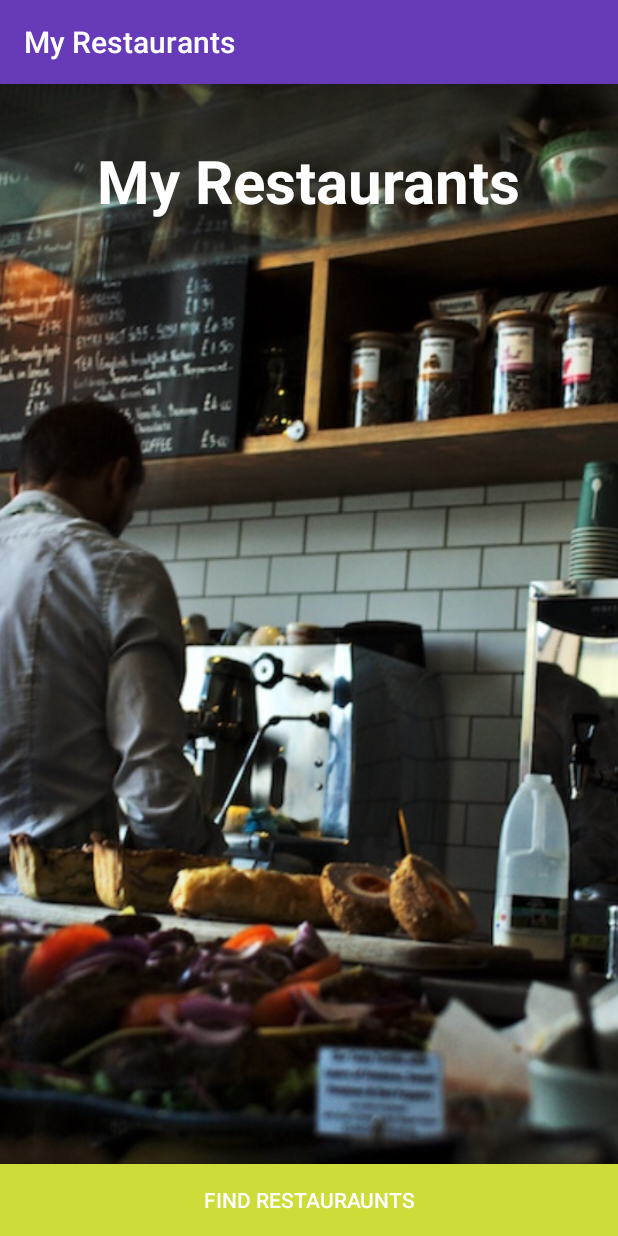
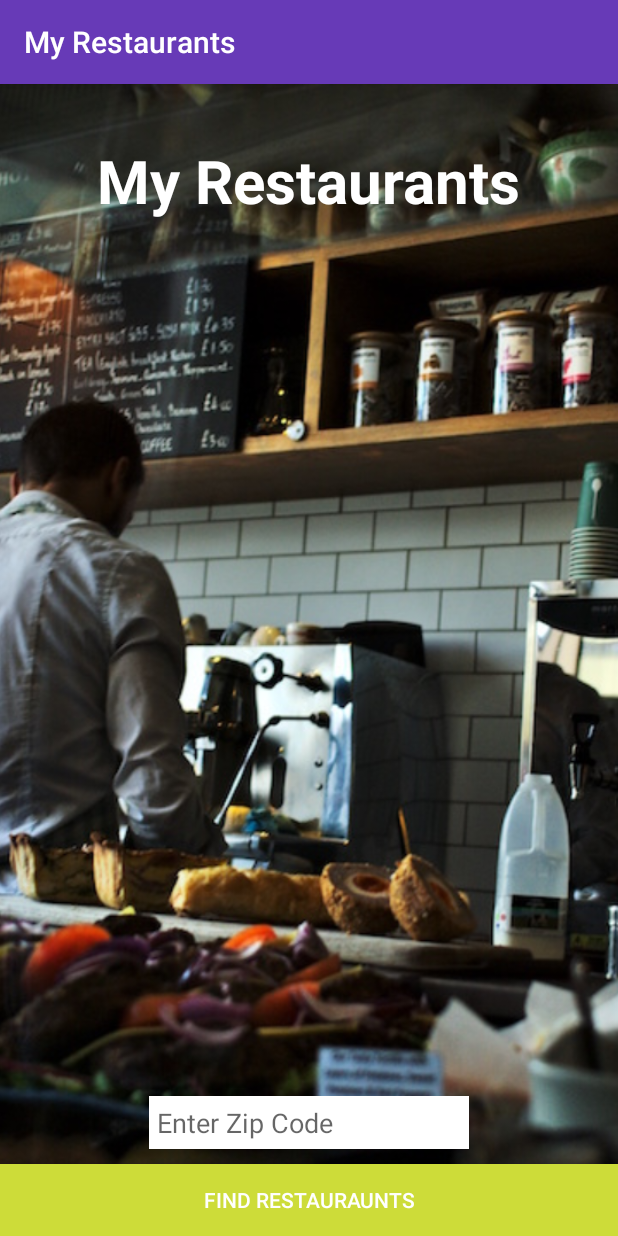
Before and after one commit to vrdlc/Android-MyRestaurants, an Android app: the screen it shows after launch (MainActivity), on a phone screen of 412 x 824 dp. Run offline under Robolectric (Android 15) with nearby library versions, the phone set to English and light mode, and no system bars.

```diff
--- a/app/src/main/AndroidManifest.xml
+++ b/app/src/main/AndroidManifest.xml
@@ -15,6 +15,7 @@
                 <category android:name="android.intent.category.LAUNCHER" />
             </intent-filter>
         </activity>
+        <activity android:name=".RestaurantActivity"></activity>
     </application>
 
 </manifest>
--- a/app/src/main/java/com/epicodus/myrestaurants/MainActivity.java
+++ b/app/src/main/java/com/epicodus/myrestaurants/MainActivity.java
@@ -1,14 +1,35 @@
 package com.epicodus.myrestaurants;
 
+import android.content.Intent;
 import android.support.v7.app.AppCompatActivity;
 import android.os.Bundle;
+import android.util.Log;
+import android.view.View;
+import android.widget.Button;
+import android.widget.EditText;
+import android.widget.Toast;
 
 public class MainActivity extends AppCompatActivity {
+    private static final String TAG = MainActivity.class.getSimpleName();
+    private Button mFindRestaurantsButton;
+    private EditText mLocationEditText;
 
     @Override
     protected void onCreate(Bundle savedInstanceState) {
         super.onCreate(savedInstanceState);
         setContentView(R.layout.activity_main);
+
+        mLocationEditText = (EditText) findViewById(R.id.locationEditText);
+        mFindRestaurantsButton = (Button) findViewById(R.id.findRestaurantsButton);
+        mFindRestaurantsButton.setOnClickListener(new View.OnClickListener() {
+            @Override
+            public void onClick(View v) {
+                String location = mLocationEditText.getText().toString();
+                Intent intent = new Intent(MainActivity.this, RestaurantActivity.class);
+                intent.putExtra("location", location);
+                startActivity(intent);
+            }
+        });
     }
 
 }
--- a/app/src/main/res/layout/activity_main.xml
+++ b/app/src/main/res/layout/activity_main.xml
@@ -19,7 +19,7 @@
         android:layout_width="wrap_content"
         android:layout_height="wrap_content"
         android:text="My Restaurants"
-        android:id="@+id/textView"
+        android:id="@+id/myRestaurantsTextView"
         android:textSize="40sp"
         android:textStyle="bold"
         android:textColor="@color/colorIcons"
@@ -37,5 +37,18 @@
         android:background="@color/colorAccent"
         android:textColor="@color/colorIcons" />
 
+    <EditText
+        android:layout_width="wrap_content"
+        android:layout_height="wrap_content"
+        android:inputType="phone"
+        android:ems="10"
+        android:id="@+id/locationEditText"
+        android:background="@color/colorIcons"
+        android:layout_above="@+id/findRestaurantsButton"
+        android:layout_marginBottom="10dp"
+        android:padding="5dp"
+        android:hint="Enter Zip Code"
+        android:layout_centerHorizontal="true" />
+
 
 </RelativeLayout>
--- a/build.gradle
+++ b/build.gradle
@@ -2,11 +2,10 @@
 
 buildscript {
     repositories {
-        jcenter()
+        mavenCentral()
     }
     dependencies {
         classpath 'com.android.tools.build:gradle:2.1.0-alpha3'
-
         // NOTE: Do not place your application dependencies here; they belong
         // in the individual module build.gradle files
     }
```
Also changed, not shown: app/build.gradle (+15 -1 lines), app/src/main/java/com/epicodus/myrestaurants/RestaurantActivity.java (added, +22 -0 lines), app/src/main/res/layout/activity_restaurant.xml (added, +20 -0 lines), 4 other files.
